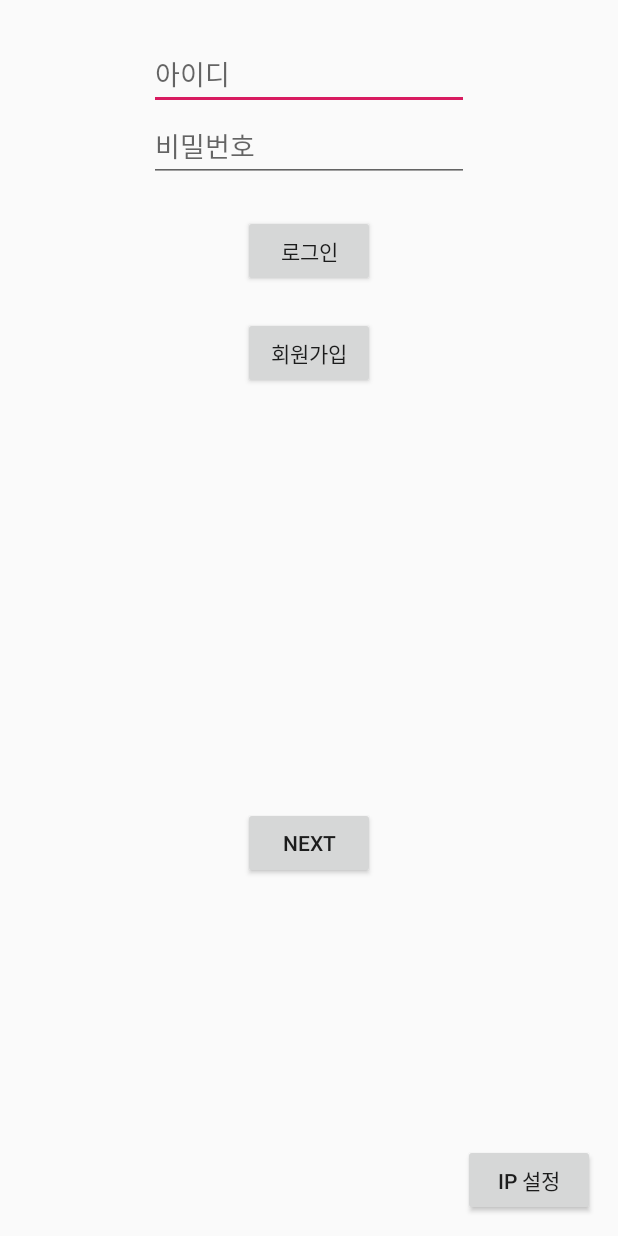
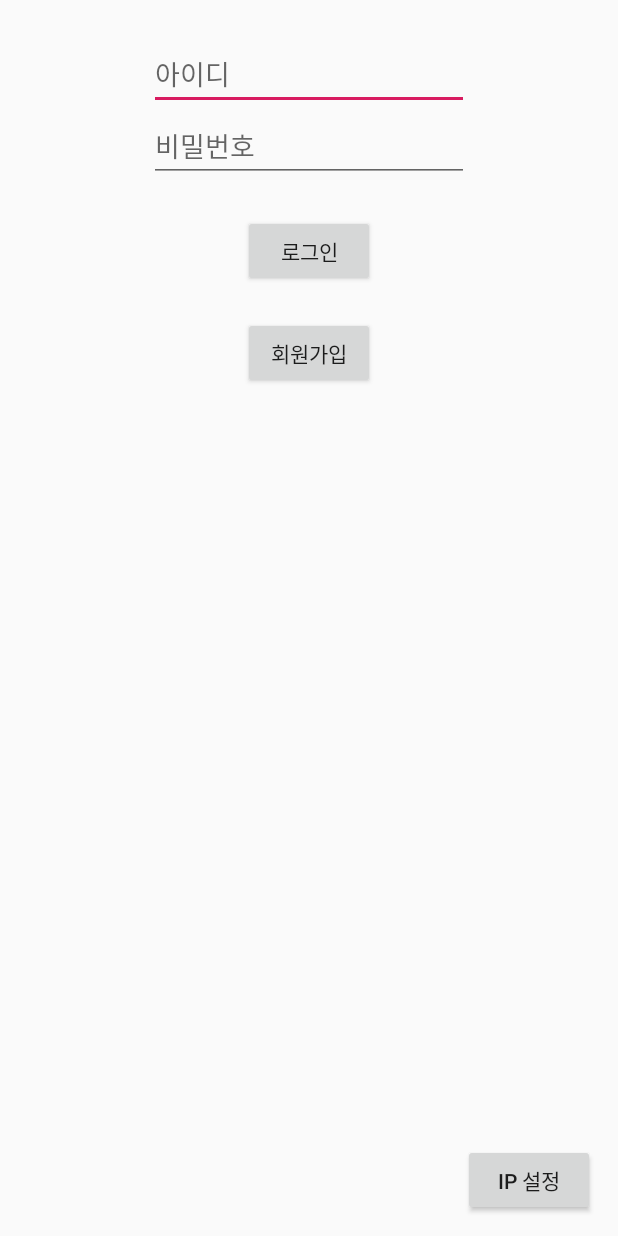
Before and after one commit to whale22/capstone4-2project, an Android app: the screen it shows after launch (login), on a phone screen of 412 x 824 dp. Run offline under Robolectric (Android 15) with nearby library versions, the phone set to English and light mode, and no system bars.

Commit message:
최종본
ui수정 및 테스트

```diff
--- a/app/build.gradle
+++ b/app/build.gradle
@@ -26,6 +26,7 @@ dependencies {
     implementation 'com.android.support:design:28.0.0'
     implementation 'com.google.android.gms:play-services-maps:16.0.0'
     implementation 'com.google.android.gms:play-services-location:16.0.0'
+    implementation 'noman.placesapi:placesAPI:1.1.3'
     testImplementation 'junit:junit:4.12'
     androidTestImplementation 'com.android.support.test:runner:1.0.2'
     androidTestImplementation 'com.android.support.test.espresso:espresso-core:3.0.2'
--- a/app/src/main/AndroidManifest.xml
+++ b/app/src/main/AndroidManifest.xml
@@ -19,7 +19,7 @@
         android:required="true" />
 
     <application
-        android:allowBackup="true"
+        android:allowBackup="false"
         android:icon="@mipmap/ic_launcher"
         android:label="@string/app_name"
         android:roundIcon="@mipmap/ic_launcher_round"
--- a/app/src/main/java/com/example/user/doggy/detailed_route.java
+++ b/app/src/main/java/com/example/user/doggy/detailed_route.java
@@ -77,7 +77,7 @@ public class detailed_route extends FragmentActivity implements OnMapReadyCallba
 //
 //        //카메라를 서울 위치로 옮긴다.
 //        mMap.moveCamera(CameraUpdateFactory.newLatLng(seoul));
-
+        int i =0;
         LatLng position = null;
         for(route_model model : routelist){
             Log.d("RESPONSE : ", "sizeof :" + routelist.size());
@@ -95,6 +95,8 @@ public class detailed_route extends FragmentActivity implements OnMapReadyCallba
             markerOptions.icon(BitmapDescriptorFactory.fromBitmap(smallMarker));
             Log.d("RESPONSE : ", "message : " + 333);
             mMap.addMarker(markerOptions);
+            Log.d("RESPONSE : ", "roop : " + i);
+            i++;
 
         }
         mMap.animateCamera(CameraUpdateFactory.newLatLngZoom(position,17));
--- a/app/src/main/java/com/example/user/doggy/login.java
+++ b/app/src/main/java/com/example/user/doggy/login.java
@@ -56,7 +56,6 @@ public class login extends AppCompatActivity implements View.OnClickListener, Go
         setContentView(R.layout.activity_login);
         findViewById(R.id.loginButton).setOnClickListener(this);
         findViewById(R.id.send).setOnClickListener(this);
-        findViewById(R.id.next).setOnClickListener(this);
 
         mGoogleApiClient = new GoogleApiClient.Builder(this)
                 .addConnectionCallbacks(this)
@@ -259,9 +258,6 @@ public class login extends AppCompatActivity implements View.OnClickListener, Go
 
     public void onClick(View v) {
         switch (v.getId()) {
-            case R.id.next:
-                startActivity(new Intent(this,extrafunction.class));
-                break;
             case R.id.send:
                 startActivity(new Intent(this,register.class));
                 break;
--- a/app/src/main/res/layout/activity_login.xml
+++ b/app/src/main/res/layout/activity_login.xml
@@ -46,14 +46,6 @@
         android:layout_centerHorizontal="true"
         android:layout_marginTop="20dp"/>
 
-    <Button
-        android:id="@+id/next"
-        android:layout_width="wrap_content"
-        android:layout_height="wrap_content"
-        android:layout_alignParentBottom="true"
-        android:layout_centerHorizontal="true"
-        android:layout_marginBottom="238dp"
-        android:text="next" />
 
     <Button
         android:id="@+id/ipset"
```
Also changed, not shown: app/src/main/java/com/example/user/doggy/route_list.java (+6 -5 lines), app/src/main/java/com/example/user/doggy/route_model.java (+6 -1 lines).
